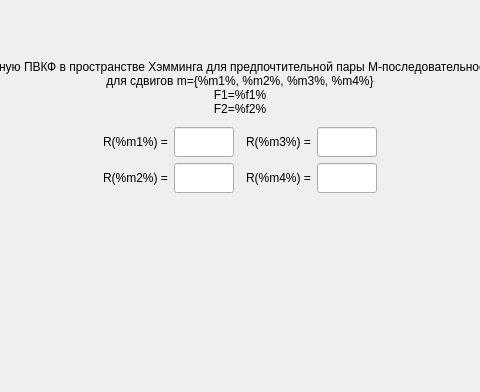
This is task/screentask7a.ui in bukhmastov/kpsp as Qt 5 draws it before an edit; both pictures show x 174 to 654 and y 139 to 531 of the 828 by 531 pixel window. The edited form follows.
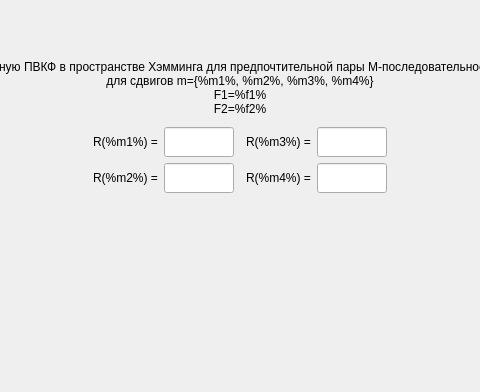
This is the edited form.

```diff
--- a/task/screentask7a.ui
+++ b/task/screentask7a.ui
@@ -101,13 +101,13 @@
          </property>
          <property name="minimumSize">
           <size>
-           <width>60</width>
+           <width>70</width>
            <height>30</height>
           </size>
          </property>
          <property name="maximumSize">
           <size>
-           <width>30</width>
+           <width>70</width>
            <height>30</height>
           </size>
          </property>
@@ -158,13 +158,13 @@
          </property>
          <property name="minimumSize">
           <size>
-           <width>60</width>
+           <width>70</width>
            <height>30</height>
           </size>
          </property>
          <property name="maximumSize">
           <size>
-           <width>30</width>
+           <width>70</width>
            <height>30</height>
           </size>
          </property>
@@ -199,13 +199,13 @@
          </property>
          <property name="minimumSize">
           <size>
-           <width>60</width>
+           <width>70</width>
            <height>30</height>
           </size>
          </property>
          <property name="maximumSize">
           <size>
-           <width>30</width>
+           <width>70</width>
            <height>30</height>
           </size>
          </property>
@@ -285,13 +285,13 @@
          </property>
          <property name="minimumSize">
           <size>
-           <width>60</width>
+           <width>70</width>
            <height>30</height>
           </size>
          </property>
          <property name="maximumSize">
           <size>
-           <width>30</width>
+           <width>70</width>
            <height>30</height>
           </size>
          </property>
```
